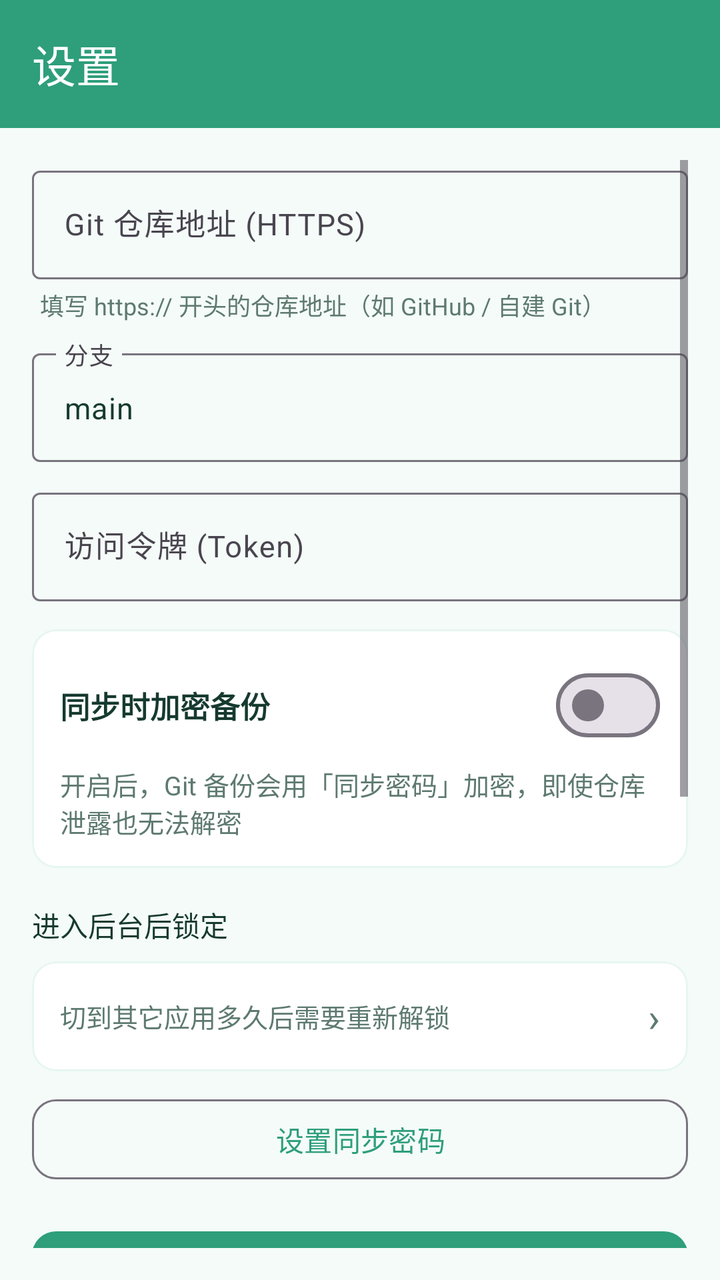
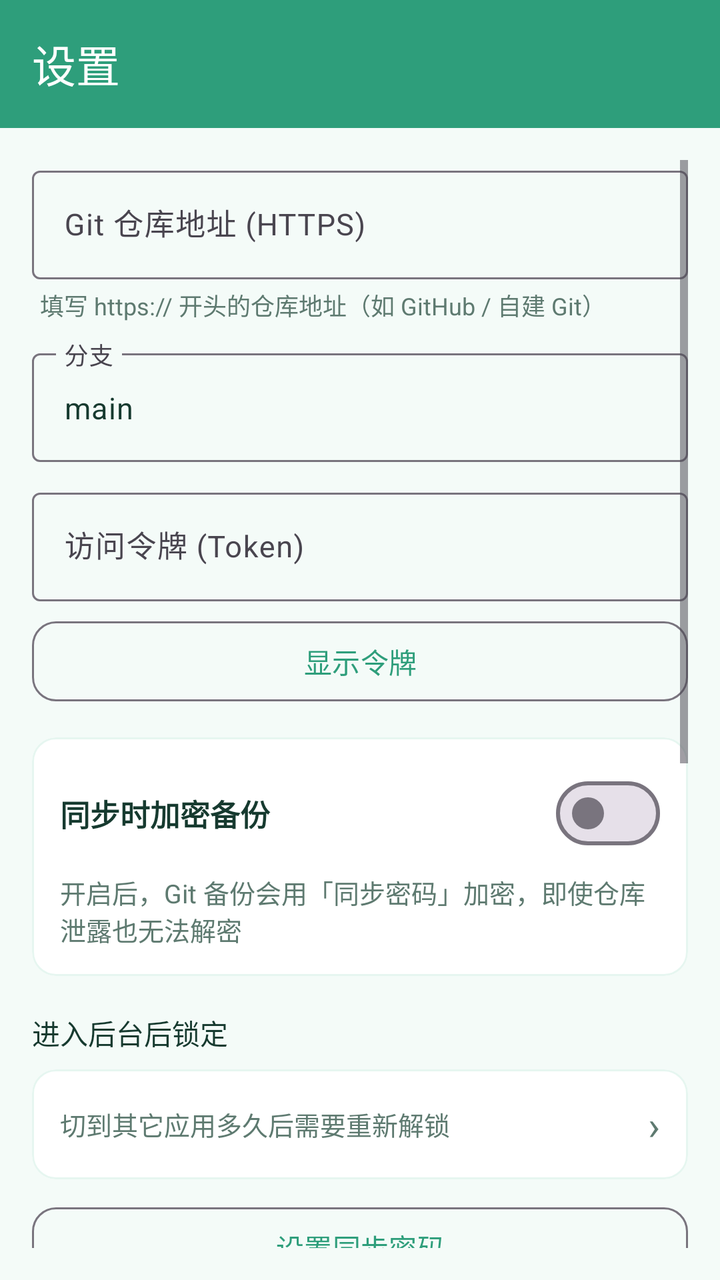

The first picture is an Android layout as it rendered before a commit; the second is the same layout after the commit. The layout source and the unified diff follow.
<!-- AndroidManifest.xml: activity theme Theme.LXJMFA.NoActionBar -->
<!-- res/layout/activity_settings.xml -->
<?xml version="1.0" encoding="utf-8"?>
<LinearLayout xmlns:android="http://schemas.android.com/apk/res/android"
    xmlns:app="http://schemas.android.com/apk/res-auto"
    android:layout_width="match_parent"
    android:layout_height="match_parent"
    android:orientation="vertical"
    android:background="@color/bg">

    
    <com.google.android.material.appbar.MaterialToolbar
        android:id="@+id/toolbar"
        android:layout_width="match_parent"
        android:layout_height="?attr/actionBarSize"
        android:fitsSystemWindows="true"
        android:background="@color/primary"
        app:titleTextColor="@android:color/white"
        app:navigationIconTint="@android:color/white"
        app:title="@string/settings" />

    <ScrollView
        android:layout_width="match_parent"
        android:layout_height="match_parent"
        android:padding="16dp">

        <LinearLayout
            android:layout_width="match_parent"
            android:layout_height="wrap_content"
            android:orientation="vertical">

            <com.google.android.material.textfield.TextInputLayout
                android:layout_width="match_parent"
                android:layout_height="wrap_content"
                android:hint="@string/git_repo_url"
                style="@style/Widget.Material3.TextInputLayout.OutlinedBox">
                <com.google.android.material.textfield.TextInputEditText
                    android:id="@+id/et_repo"
                    android:layout_width="match_parent"
                    android:layout_height="wrap_content"
                    android:inputType="textUri"
                    android:textColor="@color/text_primary"
                    android:textSize="15sp" />
            </com.google.android.material.textfield.TextInputLayout>

            <TextView
                android:layout_width="match_parent"
                android:layout_height="wrap_content"
                android:layout_marginTop="4dp"
                android:paddingStart="4dp"
                android:text="@string/git_repo_hint"
                android:textColor="@color/text_secondary"
                android:textSize="12sp" />

            <com.google.android.material.textfield.TextInputLayout
                android:layout_width="match_parent"
                android:layout_height="wrap_content"
                android:layout_marginTop="10dp"
                android:hint="@string/git_branch"
                style="@style/Widget.Material3.TextInputLayout.OutlinedBox">
                <com.google.android.material.textfield.TextInputEditText
                    android:id="@+id/et_branch"
                    android:layout_width="match_parent"
                    android:layout_height="wrap_content"
                    android:textColor="@color/text_primary"
                    android:textSize="15sp"
                    android:text="main" />
            </com.google.android.material.textfield.TextInputLayout>

            <com.google.android.material.textfield.TextInputLayout
                android:layout_width="match_parent"
                android:layout_height="wrap_content"
                android:layout_marginTop="10dp"
                android:hint="@string/git_token"
                style="@style/Widget.Material3.TextInputLayout.OutlinedBox">
                <com.google.android.material.textfield.TextInputEditText
                    android:id="@+id/et_token"
                    android:layout_width="match_parent"
                    android:layout_height="wrap_content"
                    android:inputType="textPassword"
                    android:textColor="@color/text_primary"
                    android:textSize="15sp" />
            </com.google.android.material.textfield.TextInputLayout>

            <com.google.android.material.card.MaterialCardView
                android:layout_width="match_parent"
                android:layout_height="wrap_content"
                android:layout_marginTop="14dp"
                app:cardBackgroundColor="@color/surface"
                app:cardCornerRadius="12dp"
                app:strokeColor="@color/primary_light"
                app:strokeWidth="1dp">

                <LinearLayout
                    android:layout_width="match_parent"
                    android:layout_height="wrap_content"
                    android:orientation="vertical"
                    android:padding="14dp">

                    <LinearLayout
                        android:layout_width="match_parent"
                        android:layout_height="wrap_content"
                        android:orientation="horizontal"
                        android:gravity="center_vertical">

                        <TextView
                            android:layout_width="0dp"
                            android:layout_height="wrap_content"
                            android:layout_weight="1"
                            android:text="@string/encrypt_backup"
                            android:textColor="@color/text_primary"
                            android:textSize="15sp"
                            android:textStyle="bold" />

                        <com.google.android.material.materialswitch.MaterialSwitch
                            android:id="@+id/sw_encrypt"
                            android:layout_width="wrap_content"
                            android:layout_height="wrap_content" />
                    </LinearLayout>

                    <TextView
                        android:layout_width="match_parent"
                        android:layout_height="wrap_content"
                        android:layout_marginTop="6dp"
                        android:text="@string/encrypt_backup_hint"
                        android:textColor="@color/text_secondary"
                        android:textSize="13sp" />
                </LinearLayout>
            </com.google.android.material.card.MaterialCardView>

            <TextView
                android:layout_width="wrap_content"
                android:layout_height="wrap_content"
                android:layout_marginTop="18dp"
                android:text="@string/lock_after_title"
                android:textColor="@color/text_primary"
                android:textSize="14sp" />

            <com.google.android.material.card.MaterialCardView
                android:id="@+id/card_bg_lock"
                android:layout_width="match_parent"
                android:layout_height="wrap_content"
                android:layout_marginTop="8dp"
                app:cardBackgroundColor="@color/surface"
                app:cardCornerRadius="12dp"
                app:strokeColor="@color/primary_light"
                app:strokeWidth="1dp">

                <LinearLayout
                    android:layout_width="match_parent"
                    android:layout_height="wrap_content"
                    android:orientation="horizontal"
                    android:padding="14dp"
                    android:gravity="center_vertical">

                    <TextView
                        android:layout_width="0dp"
                        android:layout_height="wrap_content"
                        android:layout_weight="1"
                        android:text="@string/lock_after_summary"
                        android:textColor="@color/text_secondary"
                        android:textSize="13sp" />

                    <TextView
                        android:id="@+id/tv_bg_lock_value"
                        android:layout_width="wrap_content"
                        android:layout_height="wrap_content"
                        android:paddingStart="12dp"
                        android:textColor="@color/primary"
                        android:textSize="15sp"
                        android:textStyle="bold" />

                    <TextView
                        android:layout_width="wrap_content"
                        android:layout_height="wrap_content"
                        android:paddingStart="8dp"
                        android:text="›"
                        android:textColor="@color/text_secondary"
                        android:textSize="20sp" />
                </LinearLayout>
            </com.google.android.material.card.MaterialCardView>

            <com.google.android.material.button.MaterialButton
                android:id="@+id/btn_sync_pwd"
                android:layout_width="match_parent"
                android:layout_height="wrap_content"
                android:layout_marginTop="10dp"
                android:text="@string/set_sync_password"
                style="@style/Widget.Material3.Button.OutlinedButton"
                app:cornerRadius="12dp" />

            <com.google.android.material.button.MaterialButton
                android:id="@+id/btn_sync"
                android:layout_width="match_parent"
                android:layout_height="wrap_content"
                android:layout_marginTop="18dp"
                android:text="@string/sync_now"
                app:cornerRadius="12dp" />

            <com.google.android.material.button.MaterialButton
                android:id="@+id/btn_pull"
                android:layout_width="match_parent"
                android:layout_height="wrap_content"
                android:layout_marginTop="10dp"
                android:text="@string/pull_from_git"
                style="@style/Widget.Material3.Button.OutlinedButton"
                app:cornerRadius="12dp" />

            <View
                android:layout_width="match_parent"
                android:layout_height="1dp"
                android:layout_marginTop="22dp"
                android:background="@color/primary_light" />

            <com.google.android.material.button.MaterialButton
                android:id="@+id/btn_change_pwd"
                android:layout_width="match_parent"
                android:layout_height="wrap_content"
                android:layout_marginTop="16dp"
                android:text="@string/change_password"
                style="@style/Widget.Material3.Button.OutlinedButton"
                app:cornerRadius="12dp" />

            <com.google.android.material.button.MaterialButton
                android:id="@+id/btn_help"
                android:layout_width="match_parent"
                android:layout_height="wrap_content"
                android:layout_marginTop="16dp"
                android:text="@string/open_help"
                style="@style/Widget.Material3.Button.OutlinedButton"
                app:cornerRadius="12dp" />

            <com.google.android.material.button.MaterialButton
                android:id="@+id/btn_check_update"
                android:layout_width="match_parent"
                android:layout_height="wrap_content"
                android:layout_marginTop="10dp"
                android:text="@string/update_check"
                style="@style/Widget.Material3.Button.OutlinedButton"
                app:cornerRadius="12dp" />

            <com.google.android.material.button.MaterialButton
                android:id="@+id/btn_view_log"
                android:layout_width="match_parent"
                android:layout_height="wrap_content"
                android:layout_marginTop="10dp"
                android:text="@string/view_crash_log"
                style="@style/Widget.Material3.Button.OutlinedButton"
                app:cornerRadius="12dp" />

            <TextView
                android:layout_width="wrap_content"
                android:layout_height="wrap_content"
                android:layout_marginTop="24dp"
                android:layout_gravity="center_horizontal"
                android:text="@string/about_text"
                android:textColor="@color/text_secondary"
                android:textSize="12sp" />

            <TextView
                android:id="@+id/tv_version"
                android:layout_width="wrap_content"
                android:layout_height="wrap_content"
                android:layout_marginTop="6dp"
                android:layout_gravity="center_horizontal"
                android:textColor="@color/text_secondary"
                android:textSize="12sp" />
        </LinearLayout>
    </ScrollView>
</LinearLayout>
<!-- resources referenced by this layout -->
<resources>
  <color name="bg">#F4FBF8</color>
  <color name="primary">#2E9E7B</color>
  <color name="primary_light">#E6F6F0</color>
  <color name="surface">#FFFFFF</color>
  <color name="text_primary">#163A2F</color>
  <color name="text_secondary">#5E7A70</color>
  <string name="about_text">LXJ-MFA · 本地加密 · 可同步至 Git</string>
  <string name="change_password">修改主密码</string>
  <string name="encrypt_backup">同步时加密备份</string>
  <string name="encrypt_backup_hint">开启后，Git 备份会用「同步密码」加密，即使仓库泄露也无法解密</string>
  <string name="git_branch">分支</string>
  <string name="git_repo_hint">填写 https:// 开头的仓库地址（如 GitHub / 自建 Git）</string>
  <string name="git_repo_url">Git 仓库地址 (HTTPS)</string>
  <string name="git_token">访问令牌 (Token)</string>
  <string name="lock_after_summary">切到其它应用多久后需要重新解锁</string>
  <string name="lock_after_title">进入后台后锁定</string>
  <string name="open_help">使用说明</string>
  <string name="pull_from_git">从 Git 拉取</string>
  <string name="set_sync_password">设置同步密码</string>
  <string name="settings">设置</string>
  <string name="sync_now">立即同步到 Git</string>
  <string name="update_check">检查更新</string>
  <string name="view_crash_log">查看崩溃日志</string>
  <style name="Theme.LXJMFA.NoActionBar" parent="Theme.LXJMFA" />
  <style name="Theme.LXJMFA" parent="Theme.Material3.DayNight.NoActionBar">
          <item name="colorPrimary">@color/primary</item>
          <item name="colorPrimaryDark">@color/primary_dark</item>
          <item name="colorAccent">@color/accent</item>
          <item name="android:colorBackground">@color/bg</item>
          <item name="android:statusBarColor">@color/primary_dark</item>
          <item name="android:navigationBarColor">@color/bg</item>
          <item name="android:windowLightStatusBar">false</item>
      </style>
  <color name="primary_dark">#1F7A5E</color>
  <color name="accent">#37B6C4</color>
</resources>

<!-- the commit's change to res/layout/activity_settings.xml (unified diff, before → after) -->
@@ -80,6 +80,15 @@
                     android:textSize="15sp" />
             </com.google.android.material.textfield.TextInputLayout>
 
+            <com.google.android.material.button.MaterialButton
+                android:id="@+id/btn_show_token"
+                android:layout_width="match_parent"
+                android:layout_height="wrap_content"
+                android:layout_marginTop="6dp"
+                android:text="@string/show_token"
+                style="@style/Widget.Material3.Button.OutlinedButton"
+                app:cornerRadius="12dp" />
+
             <com.google.android.material.card.MaterialCardView
                 android:layout_width="match_parent"
                 android:layout_height="wrap_content"
<!-- resource entries referenced after the edit -->
@@ -20,6 +20,7 @@
   <string name="pull_from_git">从 Git 拉取</string>
   <string name="set_sync_password">设置同步密码</string>
   <string name="settings">设置</string>
+  <string name="show_token">显示令牌</string>
   <string name="sync_now">立即同步到 Git</string>
   <string name="update_check">检查更新</string>
   <string name="view_crash_log">查看崩溃日志</string>
